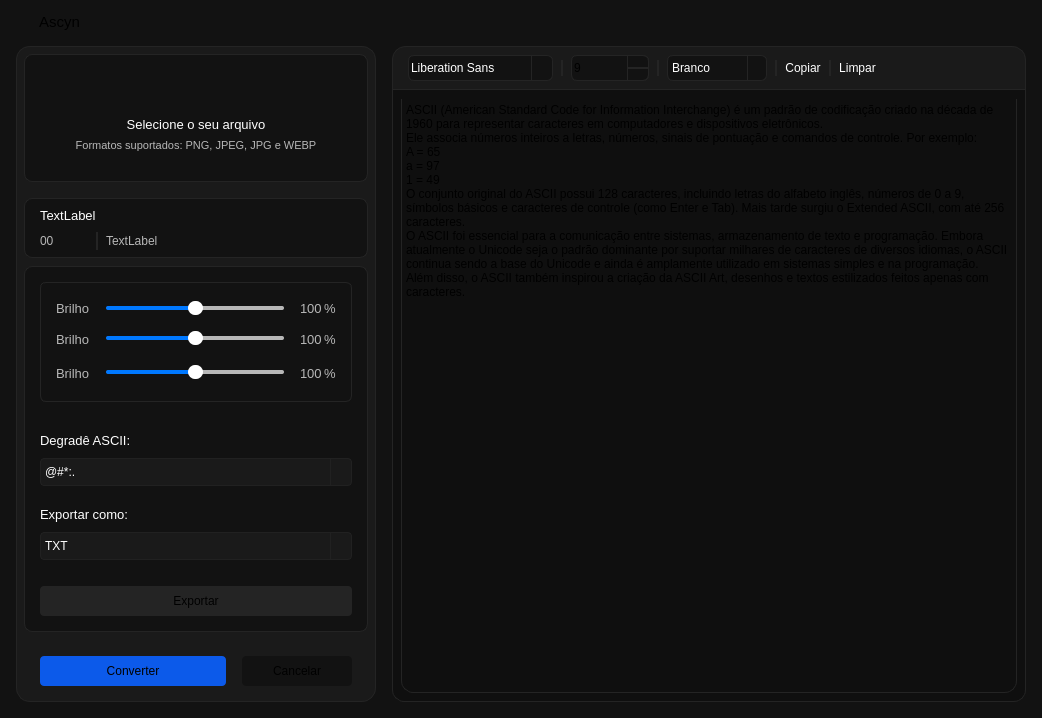
The window that ui/MainWindow.ui (alexxsouzaa/Ascyn) describes before a commit, drawn with Qt 5.
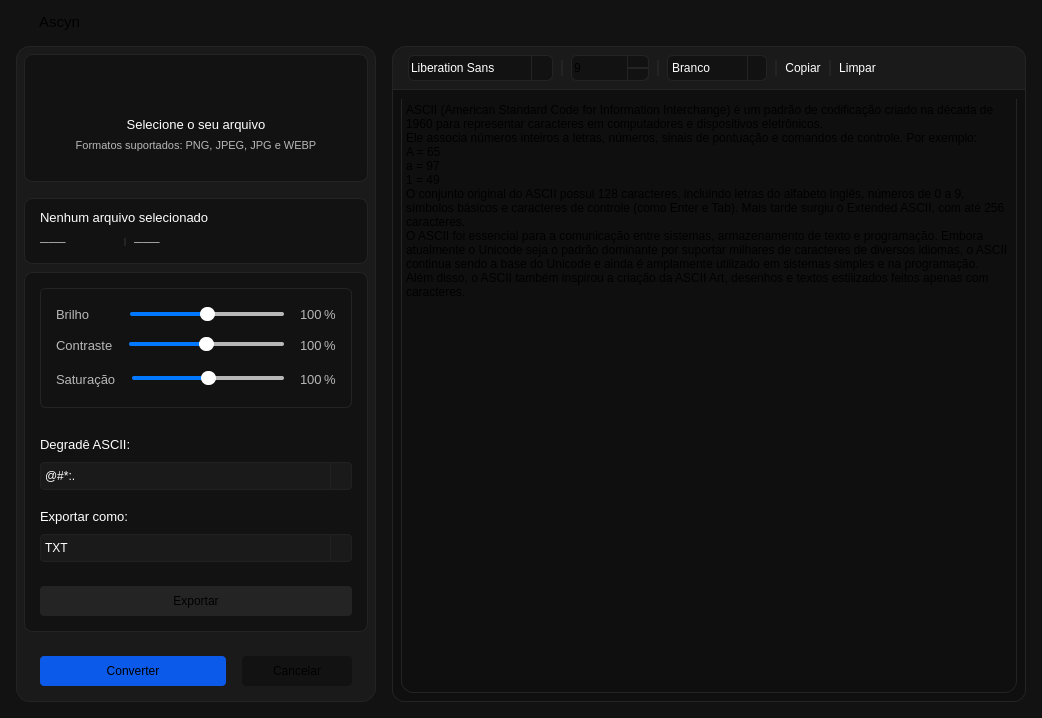
The same window after the commit. Icons and pictures are not drawn.

Commit message: :sparkles: feat: Metodo para obter o diretorio do arquivo criado

What changed in the file:
```diff
--- a/ui/MainWindow.ui
+++ b/ui/MainWindow.ui
@@ -477,7 +477,7 @@
                  <property name="maximumSize">
                   <size>
                    <width>16777215</width>
-                   <height>60</height>
+                   <height>66</height>
                   </size>
                  </property>
                  <property name="font">
@@ -504,40 +504,36 @@
                    <number>16</number>
                   </property>
                   <property name="topMargin">
-                   <number>8</number>
+                   <number>12</number>
                   </property>
                   <property name="rightMargin">
                    <number>16</number>
                   </property>
                   <property name="bottomMargin">
-                   <number>8</number>
+                   <number>12</number>
                   </property>
                   <property name="spacing">
                    <number>8</number>
                   </property>
-                  <item row="1" column="1">
-                   <widget class="Line" name="line_5">
+                  <item row="1" column="2">
+                   <widget class="QLabel" name="lblFilePath">
                     <property name="maximumSize">
                      <size>
-                      <width>2</width>
-                      <height>16777215</height>
+                      <width>16777215</width>
+                      <height>16</height>
                      </size>
                     </property>
-                    <property name="orientation">
-                     <enum>Qt::Orientation::Vertical</enum>
-                    </property>
-                   </widget>
-                  </item>
-                  <item row="1" column="0">
-                   <widget class="QLabel" name="lblFileSize">
-                    <property name="maximumSize">
-                     <size>
-                      <width>48</width>
-                      <height>16777215</height>
-                     </size>
+                    <property name="cursor">
+                     <cursorShape>IBeamCursor</cursorShape>
                     </property>
                     <property name="text">
-                     <string>00</string>
+                     <string>───</string>
+                    </property>
+                    <property name="textFormat">
+                     <enum>Qt::TextFormat::AutoText</enum>
+                    </property>
+                    <property name="textInteractionFlags">
+                     <set>Qt::TextInteractionFlag::LinksAccessibleByMouse|Qt::TextInteractionFlag::TextSelectableByKeyboard|Qt::TextInteractionFlag::TextSelectableByMouse</set>
                     </property>
                    </widget>
                   </item>
@@ -555,17 +551,70 @@
 }</string>
                     </property>
                     <property name="text">
-                     <string>TextLabel</string>
+                     <string>Nenhum arquivo selecionado</string>
                     </property>
                    </widget>
                   </item>
-                  <item row="1" column="2">
-                   <widget class="QLabel" name="lblFilePath">
+                  <item row="1" column="1">
+                   <widget class="Line" name="line_5">
+                    <property name="maximumSize">
+                     <size>
+                      <width>2</width>
+                      <height>8</height>
+                     </size>
+                    </property>
+                    <property name="orientation">
+                     <enum>Qt::Orientation::Vertical</enum>
+                    </property>
+                   </widget>
+                  </item>
+                  <item row="1" column="0">
+                   <widget class="QLabel" name="lblFileSize">
+                    <property name="sizePolicy">
+                     <sizepolicy hsizetype="Preferred" vsizetype="Fixed">
+                      <horstretch>0</horstretch>
+                      <verstretch>0</verstretch>
+                     </sizepolicy>
+                    </property>
+                    <property name="minimumSize">
+                     <size>
+                      <width>0</width>
+                      <height>0</height>
+                     </size>
+                    </property>
+                    <property name="maximumSize">
+                     <size>
+                      <width>16777215</width>
+                      <height>16777215</height>
+                     </size>
+                    </property>
                     <property name="text">
-                     <string>TextLabel</string>
+                     <string>───</string>
+                    </property>
+                    <property name="wordWrap">
+                     <bool>false</bool>
+                    </property>
+                    <property name="openExternalLinks">
+                     <bool>false</bool>
                     </property>
                    </widget>
                   </item>
+                  <item row="1" column="3">
+                   <spacer name="horizontalSpacer_4">
+                    <property name="orientation">
+                     <enum>Qt::Orientation::Horizontal</enum>
+                    </property>
+                    <property name="sizeType">
+                     <enum>QSizePolicy::Policy::Expanding</enum>
+                    </property>
+                    <property name="sizeHint" stdset="0">
+                     <size>
+                      <width>40</width>
+                      <height>20</height>
+                     </size>
+                    </property>
+                   </spacer>
+                  </item>
                  </layout>
                 </widget>
                </item>
@@ -661,6 +710,22 @@
                          </property>
                         </widget>
                        </item>
+                       <item>
+                        <spacer name="horizontalSpacer_3">
+                         <property name="orientation">
+                          <enum>Qt::Orientation::Horizontal</enum>
+                         </property>
+                         <property name="sizeType">
+                          <enum>QSizePolicy::Policy::Fixed</enum>
+                         </property>
+                         <property name="sizeHint" stdset="0">
+                          <size>
+                           <width>24</width>
+                           <height>20</height>
+                          </size>
+                         </property>
+                        </spacer>
+                       </item>
                        <item>
                         <widget class="QSlider" name="horizontalSlider">
                          <property name="maximumSize">
@@ -781,7 +846,7 @@
                           </font>
                          </property>
                          <property name="text">
-                          <string>Brilho</string>
+                          <string>Contraste</string>
                          </property>
                         </widget>
                        </item>
@@ -887,7 +952,7 @@
                           </font>
                          </property>
                          <property name="text">
-                          <string>Brilho</string>
+                          <string>Saturação</string>
                          </property>
                         </widget>
                        </item>
```
The commit also changes 1 other file.
